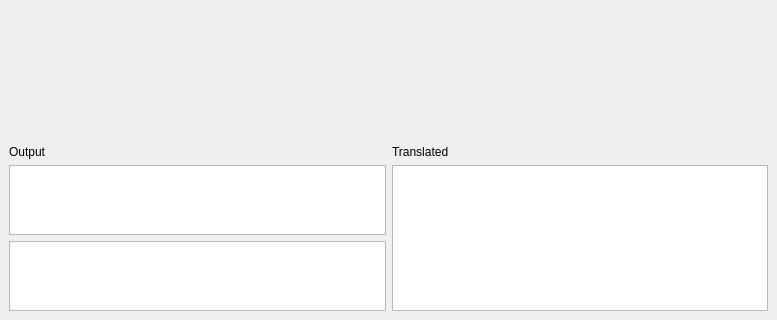
Old version of the form handwriting.ui in the repository dennybasillie/desktop_handwriting; both pictures show x 0 to 777 and y 267 to 587 of the 777 by 587 pixel window.
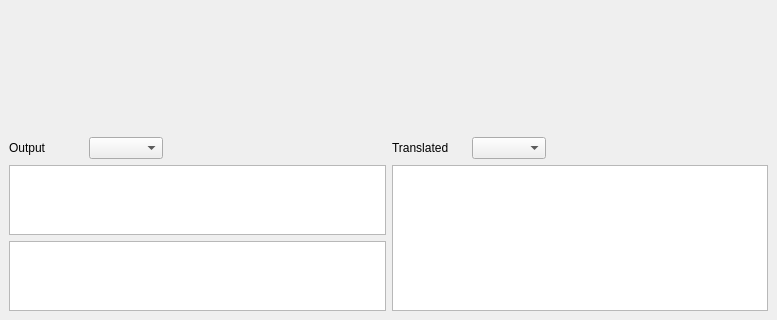
New version of the form. Custom widgets are drawn as their Qt base class.

Commit message: improve translation quality

```diff
--- a/handwriting.ui
+++ b/handwriting.ui
@@ -48,17 +48,31 @@
       <item>
        <layout class="QVBoxLayout" name="rawLayout">
         <item>
-         <widget class="QLabel" name="rawLabel">
-          <property name="sizePolicy">
-           <sizepolicy hsizetype="Preferred" vsizetype="Preferred">
-            <horstretch>0</horstretch>
-            <verstretch>0</verstretch>
-           </sizepolicy>
-          </property>
-          <property name="text">
-           <string>Output</string>
-          </property>
-         </widget>
+         <layout class="QHBoxLayout" name="rawHeader" stretch="1,1,3">
+          <item>
+           <widget class="QLabel" name="rawLabel">
+            <property name="text">
+             <string>Output</string>
+            </property>
+           </widget>
+          </item>
+          <item>
+           <widget class="QComboBox" name="rawComboBox"/>
+          </item>
+          <item>
+           <spacer name="rawSpacer">
+            <property name="orientation">
+             <enum>Qt::Horizontal</enum>
+            </property>
+            <property name="sizeHint" stdset="0">
+             <size>
+              <width>40</width>
+              <height>20</height>
+             </size>
+            </property>
+           </spacer>
+          </item>
+         </layout>
         </item>
         <item>
          <widget class="QPlainTextEdit" name="rawText">
@@ -89,19 +103,33 @@
        </layout>
       </item>
       <item>
-       <layout class="QVBoxLayout" name="translatedLayout">
+       <layout class="QVBoxLayout" name="translatedLayout" stretch="0,0">
         <item>
-         <widget class="QLabel" name="translatedLabel">
-          <property name="sizePolicy">
-           <sizepolicy hsizetype="Preferred" vsizetype="Preferred">
-            <horstretch>0</horstretch>
-            <verstretch>0</verstretch>
-           </sizepolicy>
-          </property>
-          <property name="text">
-           <string>Translated</string>
-          </property>
-         </widget>
+         <layout class="QHBoxLayout" name="translatedHeader" stretch="1,1,3">
+          <item>
+           <widget class="QLabel" name="translatedLabel">
+            <property name="text">
+             <string>Translated</string>
+            </property>
+           </widget>
+          </item>
+          <item>
+           <widget class="QComboBox" name="translatedComboBox"/>
+          </item>
+          <item>
+           <spacer name="translatedSpacer">
+            <property name="orientation">
+             <enum>Qt::Horizontal</enum>
+            </property>
+            <property name="sizeHint" stdset="0">
+             <size>
+              <width>40</width>
+              <height>20</height>
+             </size>
+            </property>
+           </spacer>
+          </item>
+         </layout>
         </item>
         <item>
          <widget class="QPlainTextEdit" name="translatedText">
```
Left out of the diff: 31 changed lines with no effect on the pictures. The commit also changes 2 other files.
